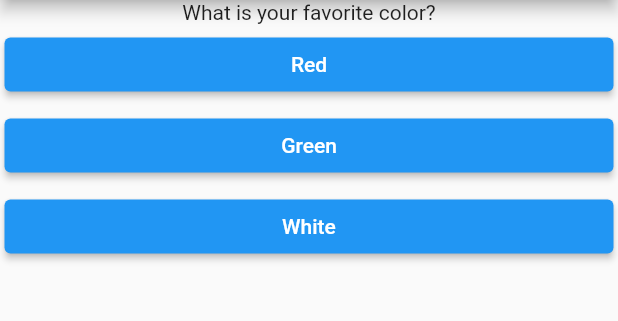
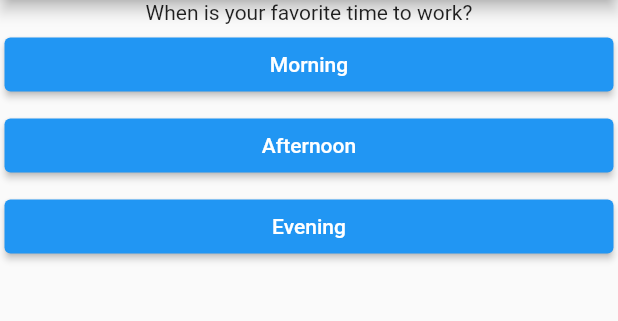
Before and after one commit to Nayemalam110/Quiz-App, a Flutter app: the screen it shows after launch, after a tap on "Red", after a tap on "Football", on a phone screen of 412 x 824 dp, the part 84-405 px from its top. Run offline on Flutter 3.47's test engine with Material 2 defaults, Android fonts, the phone set to English and light mode, and no system bars.

Commit message:
score added

```diff
--- a/quiz_app/lib/answer.dart
+++ b/quiz_app/lib/answer.dart
@@ -10,7 +10,7 @@ class Answer extends StatelessWidget {
   Widget build(BuildContext context) {
     return Container(
       margin: EdgeInsets.all(3),
-      width: double.maxFinite,
+      width: double.infinity,
       child: ElevatedButton(
         child: Text(name),
         onPressed: answerqust,
--- a/quiz_app/lib/main.dart
+++ b/quiz_app/lib/main.dart
@@ -18,27 +18,38 @@ class QuizAppState extends State<QuizApp> {
   var questions = [
     {
       'questiontext': 'What is your favorite color?',
-      'options': ['Red', 'Green', 'White'],
+      'options': [
+        {'optionsname': 'Red', 'optionsvalue': 1},
+        {'optionsname': 'Blue', 'optionsvalue': 2},
+        {'optionsname': 'Green', 'optionsvalue': 3},
+      ],
     },
     {
       'questiontext': 'What is your favorite sport?',
-      'options': ['Cricket', 'Football', 'hokey'],
+      'options': [
+        {'optionsname': 'hokey', 'optionsvalue': 4},
+        {'optionsname': 'Football', 'optionsvalue': 5},
+        {'optionsname': 'Cricket', 'optionsvalue': 6},
+      ],
     },
     {
       'questiontext': 'When is your favorite time to work?',
-      'options': ['Morning', 'Afternoon', 'Evening'],
+      'options': [
+        {'optionsname': 'Morning', 'optionsvalue': 7},
+        {'optionsname': 'Afternoon', 'optionsvalue': 8},
+        {'optionsname': 'Evening', 'optionsvalue': 9},
+      ],
     },
   ];
 
-  var _index = 0;
+  int _index = 0;
+  int score = 0;
 
-  void changeindex() {
+  void _changeindex(int source) {
+    score = score + source;
     setState(() {
       _index = _index + 1;
     });
-    if (_index == 2) {
-      _index = 0;
-    }
   }
 
   @override
@@ -49,15 +60,22 @@ class QuizAppState extends State<QuizApp> {
           appBar: AppBar(
             title: Text('Quiz App'),
           ),
-          body: Column(
+          body: _index < questions.length
+              ? Column(
                   children: [
                     Quest(
                       questions[_index]['questiontext'] as String,
                     ),
-              ...(questions[_index]['options'] as List<String>).map((answer) {
-                return Answer(answer, changeindex);
+                    ...(questions[_index]['options']
+                            as List<Map<String, Object>>)
+                        .map((answer) {
+                      return Answer(answer['optionsname'] as String,
+                          () => _changeindex(answer['optionsvalue'] as int));
                     }).toList()
                   ],
+                )
+              : Center(
+                  child: Text('Your score is $score'),
                 )),
     );
   }
```
Lines whose indentation alone changed are shown as unchanged.
